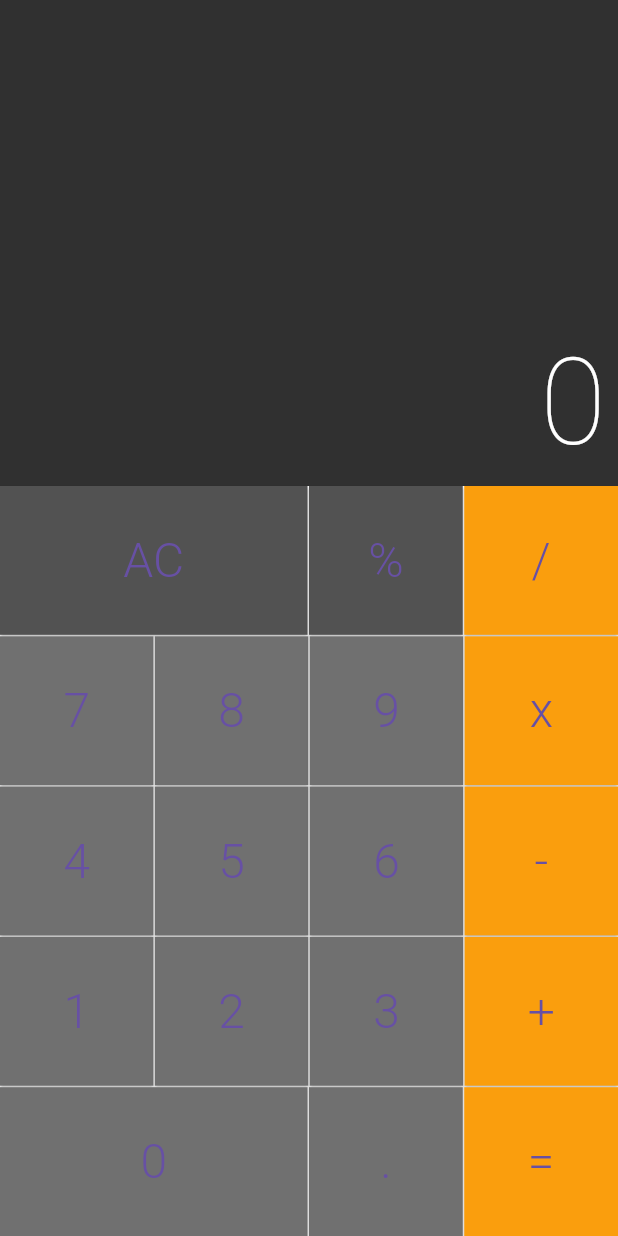
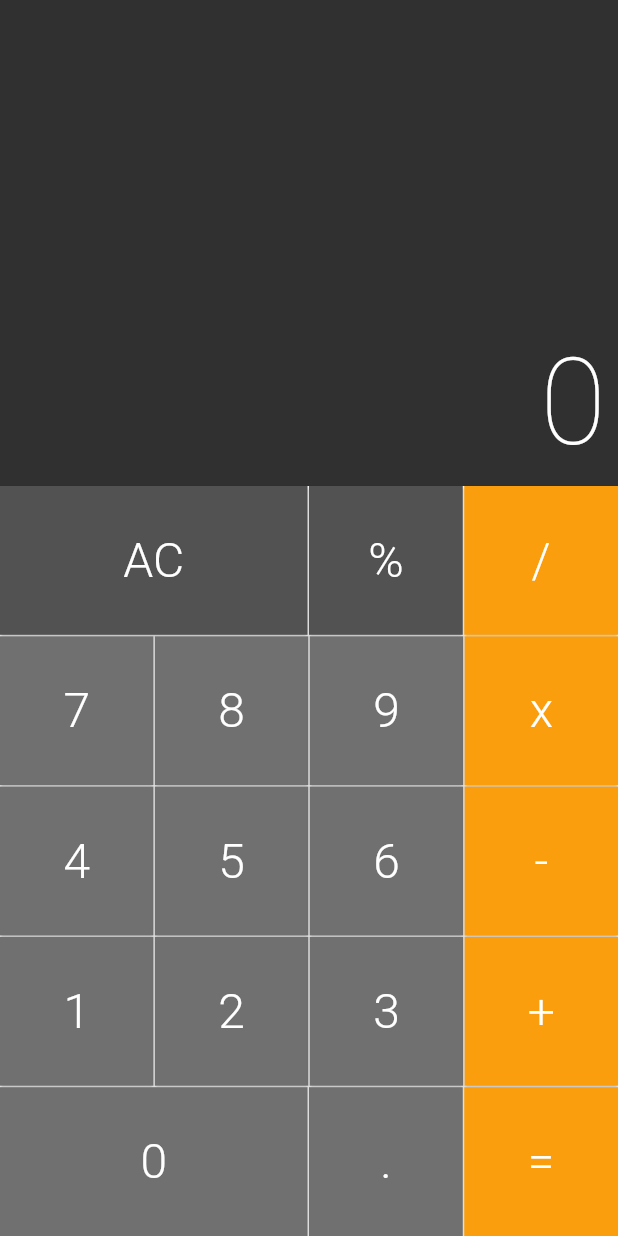
Before and after one commit to AfonsoMachado/flutter_calculator, a Flutter app: the screen it shows after launch, on a phone screen of 412 x 824 dp. Run offline on Flutter 3.47's test engine with Material 3 defaults, Android fonts, the phone set to English and light mode, and no system bars; drawn by our look-alikes of auto_size_text.

Commit message:
refactor some versions

```diff
--- a/lib/components/button.dart
+++ b/lib/components/button.dart
@@ -40,13 +40,14 @@ class Button extends StatelessWidget {
       flex: big ? 2 : 1,
       child: ElevatedButton(
         style: ElevatedButton.styleFrom(
-            shape:
-                const RoundedRectangleBorder(borderRadius: BorderRadius.zero),
-            backgroundColor: color,
-            textStyle: const TextStyle(
-                color: Colors.white,
-                fontSize: 32,
-                fontWeight: FontWeight.w300)),
+          shape: const RoundedRectangleBorder(borderRadius: BorderRadius.zero),
+          backgroundColor: color,
+          foregroundColor: Colors.white,
+          textStyle: const TextStyle(
+            fontSize: 32,
+            fontWeight: FontWeight.w300,
+          ),
+        ),
         onPressed: () => callback(text),
         child: Text(text),
       ),
--- a/lib/screens/calculator.dart
+++ b/lib/screens/calculator.dart
@@ -28,6 +28,7 @@ class _CalculatorState extends State<Calculator> {
       home: Column(
         children: [Display(memory.value), Keyboard(_onPressed)],
       ),
+      debugShowCheckedModeBanner: false,
     );
   }
 }
```
Also changed, not shown: pubspec.lock.
